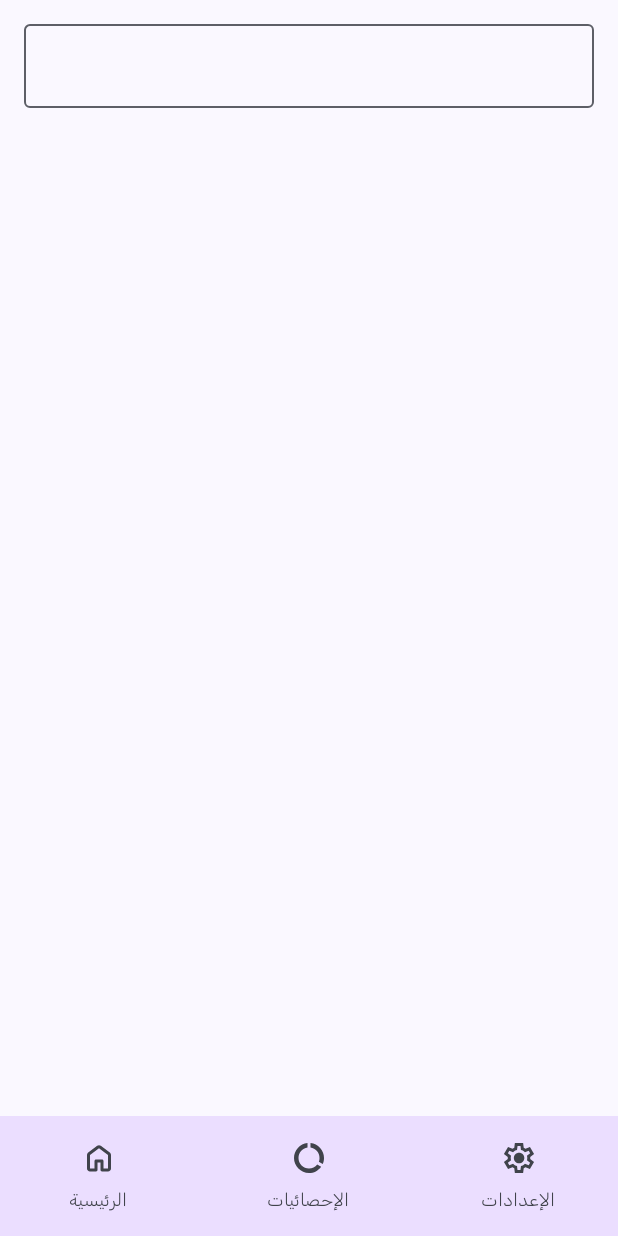
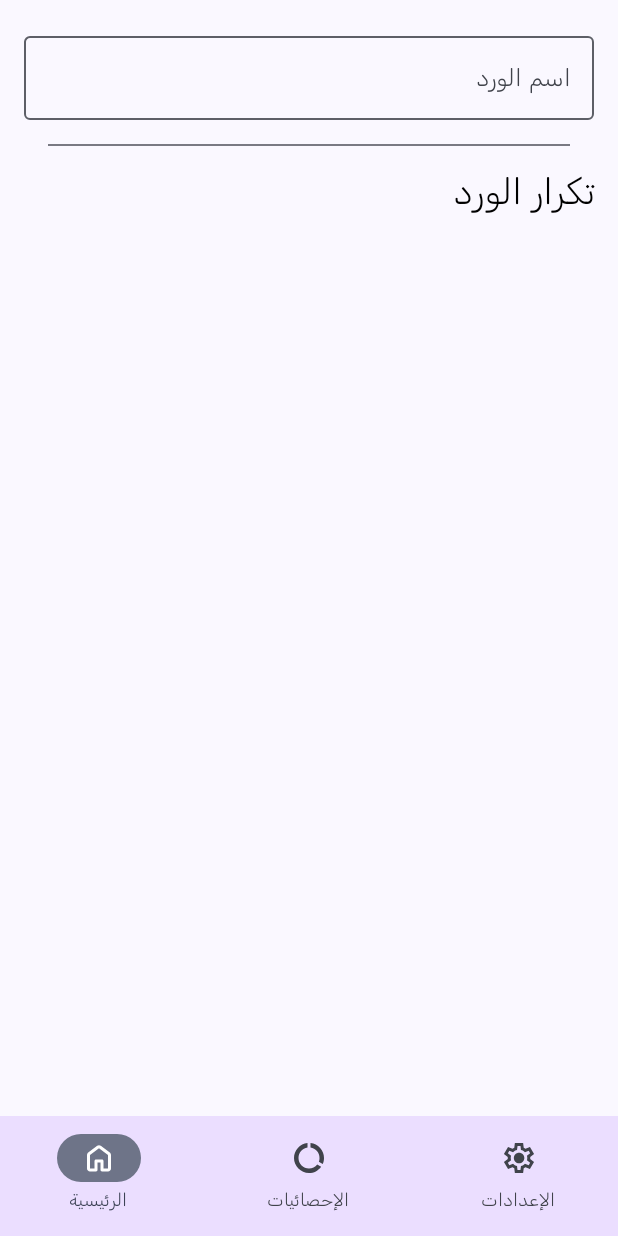
Before and after one commit to Mohamed-Elhanafy/RiyadAl-QulubComposed, an Android app built with Jetpack Compose: the screen it shows after launch (MainActivity), on a phone screen of 412 x 824 dp. Run offline under Robolectric (Android 15) with nearby library versions, the phone set to English and light mode, and no system bars; our stand-ins replace Dagger/Hilt's generated code, Room's generated code.

```diff
--- a/app/src/main/java/com/example/riyadal_qulub/MainActivity.kt
+++ b/app/src/main/java/com/example/riyadal_qulub/MainActivity.kt
@@ -13,6 +13,8 @@ import androidx.compose.runtime.mutableStateOf
 import androidx.compose.runtime.saveable.rememberSaveable
 import androidx.compose.runtime.setValue
 import androidx.compose.ui.Modifier
+import androidx.navigation.compose.NavHost
+import androidx.navigation.compose.composable
 import androidx.navigation.compose.currentBackStackEntryAsState
 import androidx.navigation.compose.rememberNavController
 import com.example.riyadal_qulub.ui.addingWirdScreen.AddWirdScreen
@@ -43,14 +45,17 @@ class MainActivity : ComponentActivity() {
                         }
                     }
                 ) {
+                        innerPadding ->
+                    NavHost(navController = navController, startDestination = "home") {
+                        composable("home") {
                             Surface(
                                 modifier = Modifier
                                     .fillMaxSize()
-                            .padding(it),
+                                    .padding(innerPadding),
                                 color = MaterialTheme.colorScheme.background
                             ) {
-                       // HomeScreen(navController = navController)
                                 AddWirdScreen()
+                            }
                         }
                 }
 
@@ -60,4 +65,4 @@ class MainActivity : ComponentActivity() {
     }
 
 
-}
+}}
--- a/app/src/main/java/com/example/riyadal_qulub/ui/addingWirdScreen/AddWirdScreen.kt
+++ b/app/src/main/java/com/example/riyadal_qulub/ui/addingWirdScreen/AddWirdScreen.kt
@@ -4,16 +4,22 @@ import androidx.compose.foundation.layout.Column
 import androidx.compose.foundation.layout.fillMaxSize
 import androidx.compose.foundation.layout.fillMaxWidth
 import androidx.compose.foundation.layout.padding
+import androidx.compose.material3.Divider
 import androidx.compose.material3.OutlinedTextField
+import androidx.compose.material3.Text
 import androidx.compose.material3.TextFieldColors
 import androidx.compose.runtime.Composable
 import androidx.compose.runtime.getValue
 import androidx.compose.ui.Modifier
+import androidx.compose.ui.graphics.Color
+import androidx.compose.ui.text.style.TextAlign
 import androidx.compose.ui.tooling.preview.Preview
 import androidx.compose.ui.unit.dp
+import androidx.compose.ui.unit.sp
 import androidx.hilt.navigation.compose.hiltViewModel
 import androidx.lifecycle.compose.collectAsStateWithLifecycle
 import com.example.riyadal_qulub.ui.theme.Primary
+import com.example.riyadal_qulub.ui.theme.rubikSansFamily
 
 @Composable
 fun AddWirdScreen(
@@ -29,16 +35,26 @@ fun AddWirdScreen(
         OutlinedTextField(
             value = state.wirdName,
             onValueChange = { viewModel.updateWirdName(it) },
-            modifier = Modifier.fillMaxWidth()
+            modifier = Modifier.fillMaxWidth(),
+            label = {
+                Text(
+                    text = "اسم الورد",
+                    fontFamily = rubikSansFamily,
+                    textAlign = TextAlign.Right,
+                    modifier = Modifier.fillMaxWidth()
+                )
+            },
             //todo add colors
+        )
+
+        Divider(modifier = Modifier.padding(16.dp))
+
+        Text(
+            text = "تكرار الورد",
+            fontFamily = rubikSansFamily,
+            fontSize = 24.sp,
+            color = Color.Black, textAlign = TextAlign.End, modifier = Modifier.fillMaxWidth()
         )
 
     }
 }
-
-/*
-@Composable
-@Preview(showSystemUi = true)
-fun AddWirdScreenPreview() {
-    AddWirdScreen()
-}*/
```
Also changed, not shown: app/src/main/java/com/example/riyadal_qulub/ui/components/DayItem.kt (added, +60 -0 lines). Lines whose indentation alone changed are shown as unchanged.
